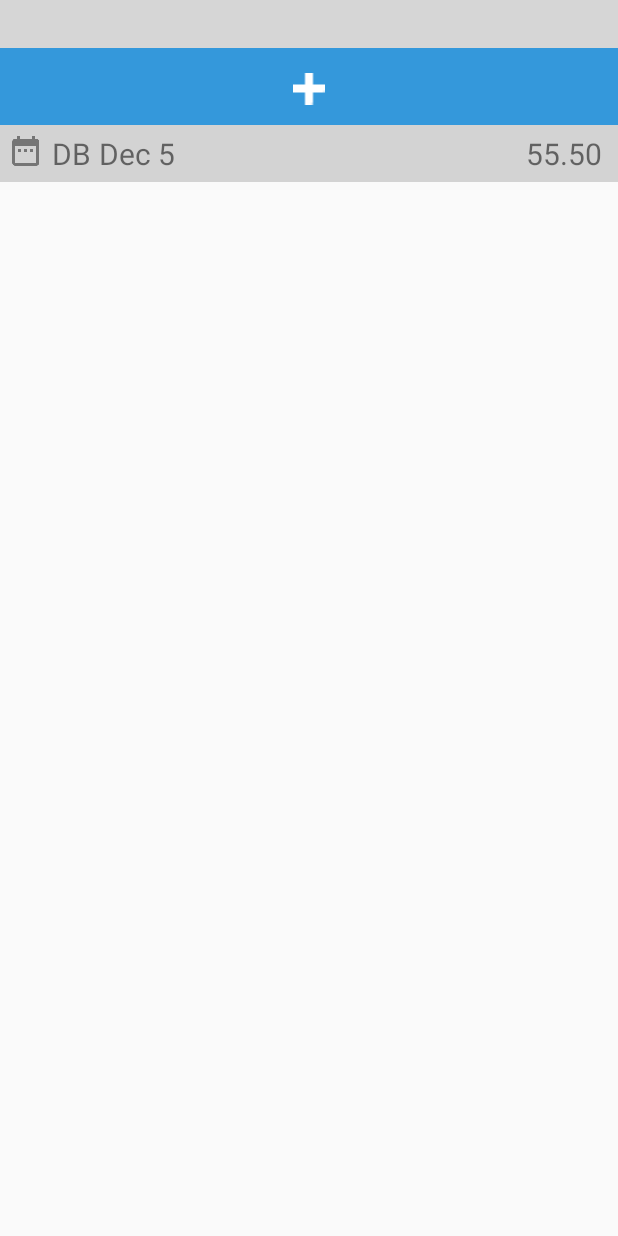
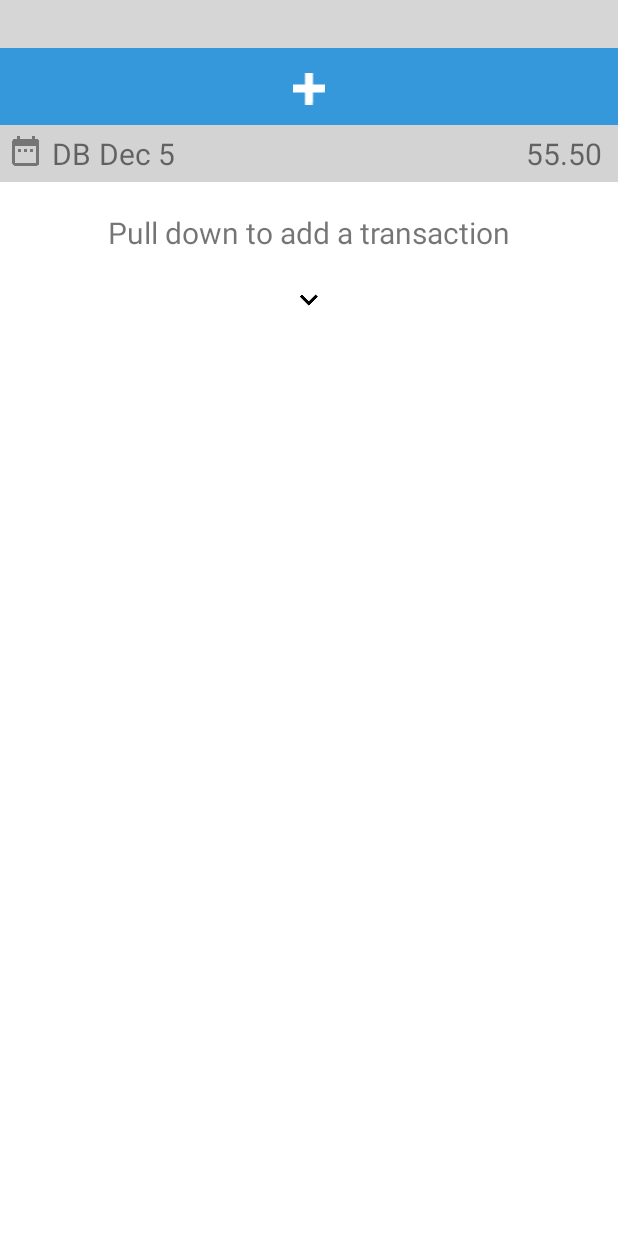
Before and after one commit to zhanhui913/Budget, an Android app: the layout fragment_calendar.xml on its own in the app's theme, with its tools: preview values and no code run, on a phone screen of 412 x 824 dp. Run offline under Robolectric (Android 15) with nearby library versions, the phone set to English and light mode, and no system bars; plain views replace FlexibleCalendarView, SwipeMenuListView; grey boxes are pictures that could not be loaded.

Commit message:
Added info panel to calendar fragment to indicate pull down to add transaction

```diff
--- a/app/src/main/java/com/zhan/budget/Adapter/CategoryListAdapter.java
+++ b/app/src/main/java/com/zhan/budget/Adapter/CategoryListAdapter.java
@@ -18,6 +18,7 @@ import com.akexorcist.roundcornerprogressbar.RoundCornerProgressBar;
 import com.zhan.budget.Model.Category;
 import com.zhan.budget.R;
 import com.zhan.budget.Util.CategoryUtil;
+import com.zhan.budget.Util.Util;
 
 import java.util.List;
 
@@ -68,7 +69,6 @@ public class CategoryListAdapter extends BaseAdapter {
         // getting category data for the row
         Category category = categoryList.get(position);
 
-
         //Get Drawable from @drawable/circular_category
         LayerDrawable drawable = (LayerDrawable) ContextCompat.getDrawable(activity.getApplicationContext(), R.drawable.circular_category);
 
@@ -92,10 +92,10 @@ public class CategoryListAdapter extends BaseAdapter {
         name.setText(category.getName());
 
         //Budget
-        budget.setText(""+category.getBudget());
+        budget.setText("$"+ Util.setPriceToCorrectDecimalInString(category.getBudget()));
 
         //Cost
-        cost.setText(""+category.getCost());
+        cost.setText("$"+Util.setPriceToCorrectDecimalInString(category.getCost()));
 
         //ProgressBar
         progressBar.setMax(category.getBudget());
--- a/app/src/main/res/layout/fragment_calendar.xml
+++ b/app/src/main/res/layout/fragment_calendar.xml
@@ -72,6 +72,33 @@
             android:layout_weight="1"
             android:orientation="vertical" >
 
+            <RelativeLayout
+                android:id="@+id/infoPanel"
+                android:layout_width="match_parent"
+                android:layout_height="fill_parent"
+                android:background="@color/white">
+
+                <TextView
+                    android:id="@+id/pullDownText"
+                    android:layout_width="fill_parent"
+                    android:layout_height="wrap_content"
+                    android:layout_margin="20dp"
+                    android:textSize="20sp"
+                    android:text="Pull down to add a transaction"
+                    android:layout_alignParentLeft="true"
+                    android:layout_alignParentRight="true"
+                    android:gravity="center_horizontal" />
+
+                <ImageView
+                    android:id="@+id/downChevronIcon"
+                    android:layout_width="wrap_content"
+                    android:layout_height="wrap_content"
+                    android:layout_below="@+id/pullDownText"
+                    android:src="@drawable/ic_down_arrow"
+                    android:layout_centerHorizontal="true"
+                    android:tint="@color/black"/>
+            </RelativeLayout>
+
             <com.baoyz.swipemenulistview.SwipeMenuListView
                 android:id="@+id/transactionListView"
                 android:layout_width="match_parent"
```
Also changed, not shown: app/src/main/java/com/zhan/budget/Fragment/CalendarFragment.java (+9 -11 lines), app/src/main/java/com/zhan/budget/Fragment/CategoryFragment.java (+8 -16 lines).
